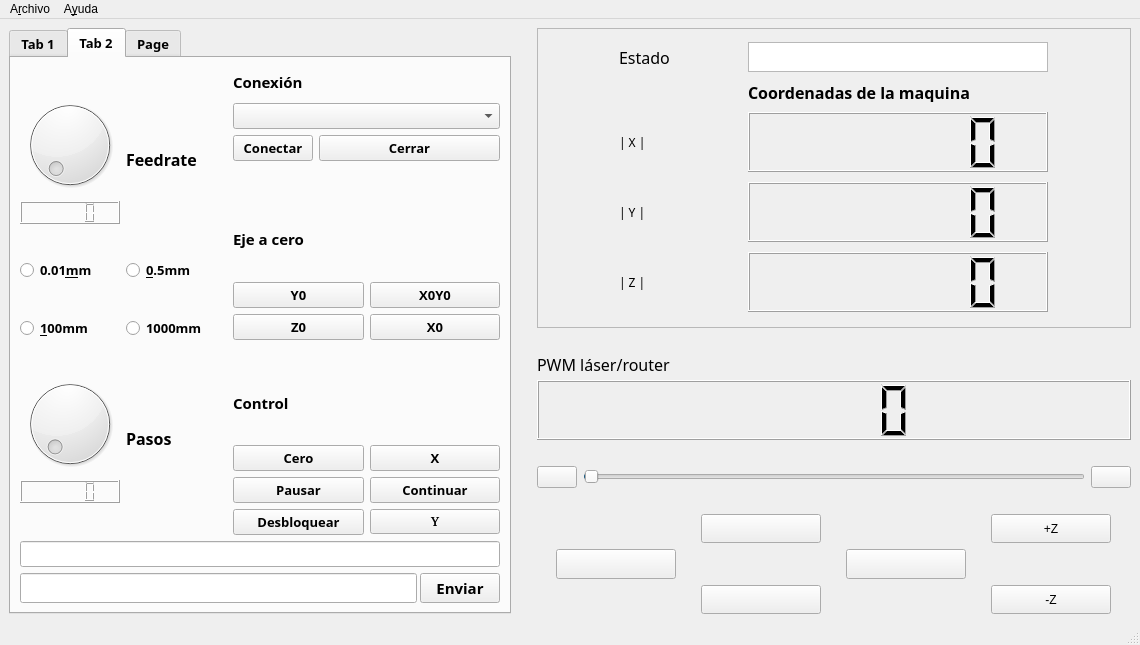
This is mainwindow.ui in Xtriker/CStrikerCNC-Control as Qt 5 draws it before an edit. The edited form follows.
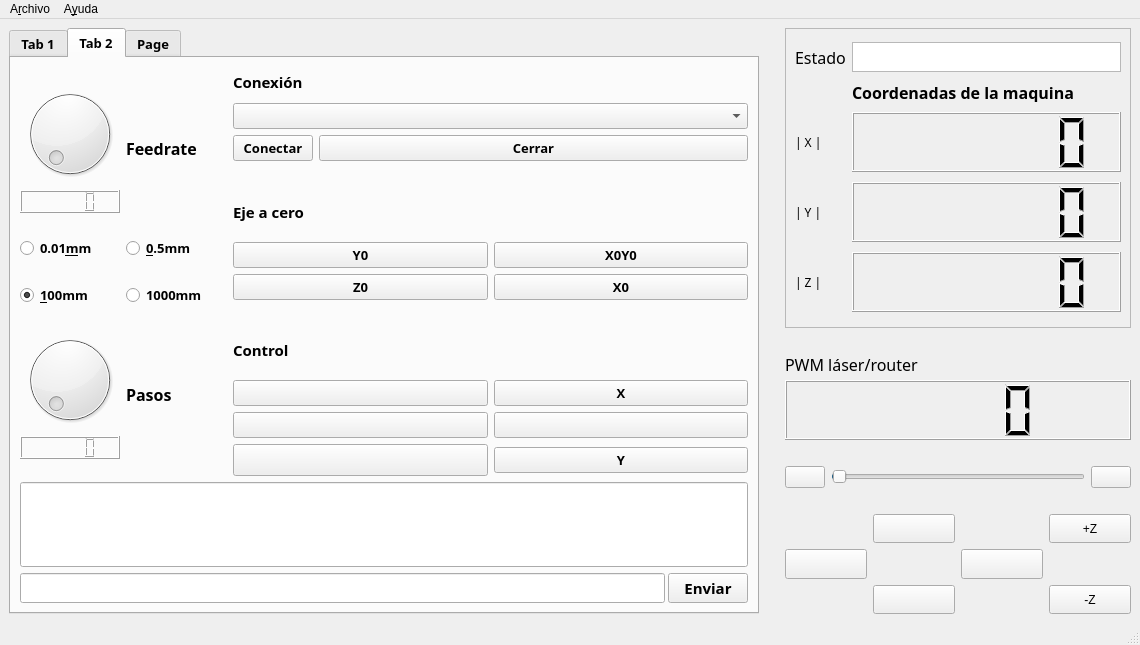
This is the edited form. The open tabs and pages were chosen to show the change. Icons and pictures are not drawn.

```diff
--- a/mainwindow.ui
+++ b/mainwindow.ui
@@ -25,6 +25,12 @@
           <verstretch>0</verstretch>
          </sizepolicy>
         </property>
+        <property name="minimumSize">
+         <size>
+          <width>750</width>
+          <height>500</height>
+         </size>
+        </property>
         <property name="maximumSize">
          <size>
           <width>999999</width>
@@ -147,10 +153,10 @@
                    </size>
                   </property>
                   <property name="maximum">
-                   <number>850</number>
+                   <number>2200</number>
                   </property>
                   <property name="value">
-                   <number>1</number>
+                   <number>0</number>
                   </property>
                   <property name="invertedAppearance">
                    <bool>false</bool>
@@ -183,7 +189,7 @@
                    <number>100</number>
                   </property>
                   <property name="value">
-                   <number>1</number>
+                   <number>0</number>
                   </property>
                  </widget>
                 </item>
@@ -269,6 +275,12 @@
                 <property name="shortcut">
                  <string>3</string>
                 </property>
+                <property name="checkable">
+                 <bool>true</bool>
+                </property>
+                <property name="checked">
+                 <bool>true</bool>
+                </property>
                </widget>
               </item>
               <item row="3" column="2">
@@ -507,7 +519,7 @@
                  <widget class="QPushButton" name="Home_Y">
                   <property name="font">
                    <font>
-                    <family>Hack [SRC]</family>
+                    <family>Iosevka</family>
                    </font>
                   </property>
                   <property name="text">
@@ -529,9 +541,6 @@
                     <family>Iosevka</family>
                    </font>
                   </property>
-                  <property name="text">
-                   <string>Continuar</string>
-                  </property>
                   <property name="icon">
                    <iconset>
                     <normaloff>../../../../../../../../usr/share/icons/Papirus-Light/24x24/actions/player_play.svg</normaloff>../../../../../../../../usr/share/icons/Papirus-Light/24x24/actions/player_play.svg</iconset>
@@ -567,9 +576,6 @@
                     <family>Iosevka</family>
                    </font>
                   </property>
-                  <property name="text">
-                   <string>Pausar</string>
-                  </property>
                   <property name="icon">
                    <iconset>
                     <normaloff>../../../../../../../../usr/share/icons/Papirus-Light/24x24/actions/player_pause.svg</normaloff>../../../../../../../../usr/share/icons/Papirus-Light/24x24/actions/player_pause.svg</iconset>
@@ -581,8 +587,11 @@
                 </item>
                 <item row="3" column="0">
                  <widget class="QPushButton" name="Reset">
-                  <property name="text">
-                   <string>Desbloquear</string>
+                  <property name="minimumSize">
+                   <size>
+                    <width>32</width>
+                    <height>32</height>
+                   </size>
                   </property>
                   <property name="icon">
                    <iconset>
@@ -591,25 +600,47 @@
                   <property name="shortcut">
                    <string>H</string>
                   </property>
+                  <property name="flat">
+                   <bool>false</bool>
+                  </property>
                  </widget>
                 </item>
                 <item row="0" column="0">
                  <widget class="QPushButton" name="Cero">
+                  <property name="minimumSize">
+                   <size>
+                    <width>24</width>
+                    <height>24</height>
+                   </size>
+                  </property>
                   <property name="font">
                    <font>
                     <family>Iosevka</family>
+                    <pointsize>10</pointsize>
                    </font>
                   </property>
-                  <property name="text">
-                   <string>Cero</string>
-                  </property>
                   <property name="icon">
                    <iconset>
-                    <normaloff>../../../../../../../../usr/share/icons/Papirus-Light/24x24/actions/add.svg</normaloff>../../../../../../../../usr/share/icons/Papirus-Light/24x24/actions/add.svg</iconset>
+                    <normaloff>../../../../../usr/share/icons/Papirus-Light/24x24/actions/fcitx-fullwidth-active.svg</normaloff>../../../../../usr/share/icons/Papirus-Light/24x24/actions/fcitx-fullwidth-active.svg</iconset>
+                  </property>
+                  <property name="iconSize">
+                   <size>
+                    <width>16</width>
+                    <height>16</height>
+                   </size>
                   </property>
                   <property name="shortcut">
                    <string>U</string>
                   </property>
+                  <property name="autoDefault">
+                   <bool>false</bool>
+                  </property>
+                  <property name="default">
+                   <bool>false</bool>
+                  </property>
+                  <property name="flat">
+                   <bool>false</bool>
+                  </property>
                  </widget>
                 </item>
                </layout>
@@ -622,6 +653,12 @@
            <layout class="QVBoxLayout" name="verticalLayout">
             <item>
              <widget class="QLineEdit" name="Terminal">
+              <property name="minimumSize">
+               <size>
+                <width>120</width>
+                <height>85</height>
+               </size>
+              </property>
               <property name="maximumSize">
                <size>
                 <width>9999999</width>
```
Left out of the diff: 13 changed lines with no effect on the pictures.
